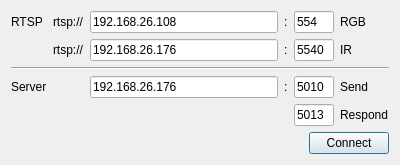
daniil445/aerial_warden, file conn_settings.ui: the form before one commit.
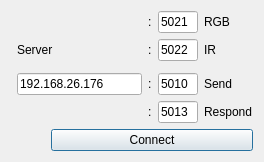
The form after the commit.

What changed in the file:
```diff
--- a/conn_settings.ui
+++ b/conn_settings.ui
@@ -6,73 +6,43 @@
    <rect>
     <x>0</x>
     <y>0</y>
-    <width>400</width>
-    <height>165</height>
+    <width>264</width>
+    <height>159</height>
    </rect>
   </property>
   <property name="windowTitle">
    <string>Connection</string>
   </property>
   <layout class="QGridLayout" name="gridLayout">
-   <item row="0" column="0">
-    <widget class="QLabel" name="label_2">
+   <item row="3" column="2">
+    <widget class="QLabel" name="label_6">
      <property name="text">
-      <string>RTSP</string>
+      <string>:</string>
      </property>
     </widget>
    </item>
    <item row="0" column="2">
-    <widget class="QLineEdit" name="url_cam_RGB">
+    <widget class="QLabel" name="label_4">
      <property name="text">
-      <string>192.168.26.108</string>
+      <string>:</string>
      </property>
     </widget>
    </item>
-   <item row="3" column="4">
-    <widget class="QLineEdit" name="port_meta">
-     <property name="maximumSize">
-      <size>
-       <width>40</width>
-       <height>16777215</height>
-      </size>
-     </property>
-     <property name="text">
-      <string>5010</string>
-     </property>
-     <property name="maxLength">
-      <number>5</number>
-     </property>
-    </widget>
-   </item>
-   <item row="1" column="2">
-    <widget class="QLineEdit" name="url_cam_IR">
-     <property name="text">
-      <string>192.168.26.176</string>
-     </property>
-    </widget>
-   </item>
-   <item row="1" column="5">
+   <item row="1" column="4">
     <widget class="QLabel" name="label_11">
      <property name="text">
       <string>IR</string>
      </property>
     </widget>
    </item>
-   <item row="1" column="3">
-    <widget class="QLabel" name="label_9">
+   <item row="3" column="1">
+    <widget class="QLineEdit" name="url_main">
      <property name="text">
-      <string>:</string>
+      <string>192.168.26.176</string>
      </property>
     </widget>
    </item>
    <item row="0" column="3">
-    <widget class="QLabel" name="label_4">
-     <property name="text">
-      <string>:</string>
-     </property>
-    </widget>
-   </item>
-   <item row="0" column="4">
     <widget class="QLineEdit" name="port_cam_RGB">
      <property name="maximumSize">
       <size>
@@ -81,14 +51,14 @@
       </size>
      </property>
      <property name="text">
-      <string>554</string>
+      <string>5021</string>
      </property>
      <property name="maxLength">
       <number>5</number>
      </property>
     </widget>
    </item>
-   <item row="4" column="4">
+   <item row="4" column="3">
     <widget class="QLineEdit" name="port_meta_reciever">
      <property name="maximumSize">
       <size>
@@ -104,28 +74,7 @@
      </property>
     </widget>
    </item>
-   <item row="0" column="1">
-    <widget class="QLabel" name="label">
-     <property name="text">
-      <string>rtsp://</string>
-     </property>
-    </widget>
-   </item>
-   <item row="1" column="1">
-    <widget class="QLabel" name="label_7">
-     <property name="text">
-      <string>rtsp://</string>
-     </property>
-    </widget>
-   </item>
-   <item row="3" column="0">
-    <widget class="QLabel" name="label_3">
-     <property name="text">
-      <string>Server</string>
-     </property>
-    </widget>
-   </item>
-   <item row="1" column="4">
+   <item row="1" column="3">
     <widget class="QLineEdit" name="port_cam_IR">
      <property name="maximumSize">
       <size>
@@ -134,34 +83,40 @@
       </size>
      </property>
      <property name="text">
-      <string>5540</string>
+      <string>5022</string>
      </property>
      <property name="maxLength">
       <number>5</number>
      </property>
     </widget>
    </item>
-   <item row="0" column="5">
-    <widget class="QLabel" name="label_10">
+   <item row="1" column="2">
+    <widget class="QLabel" name="label_9">
      <property name="text">
-      <string>RGB</string>
+      <string>:</string>
      </property>
     </widget>
    </item>
    <item row="3" column="3">
-    <widget class="QLabel" name="label_6">
+    <widget class="QLineEdit" name="port_meta">
+     <property name="maximumSize">
+      <size>
+       <width>40</width>
+       <height>16777215</height>
+      </size>
+     </property>
      <property name="text">
-      <string>:</string>
+      <string>5010</string>
+     </property>
+     <property name="maxLength">
+      <number>5</number>
      </property>
     </widget>
    </item>
-   <item row="5" column="0" colspan="6">
+   <item row="5" column="0" colspan="5">
     <layout class="QHBoxLayout" name="horizontalLayout">
      <item>
       <spacer name="horizontalSpacer">
-       <property name="orientation">
-        <enum>Qt::Orientation::Horizontal</enum>
-       </property>
        <property name="sizeHint" stdset="0">
         <size>
          <width>40</width>
@@ -179,31 +134,45 @@
      </item>
     </layout>
    </item>
-   <item row="3" column="2">
-    <widget class="QLineEdit" name="url_main">
+   <item row="3" column="4">
+    <widget class="QLabel" name="label_12">
      <property name="text">
-      <string>192.168.26.176</string>
+      <string>Send</string>
      </property>
     </widget>
    </item>
-   <item row="2" column="0" colspan="6">
+   <item row="0" column="4">
+    <widget class="QLabel" name="label_10">
+     <property name="text">
+      <string>RGB</string>
+     </property>
+    </widget>
+   </item>
+   <item row="2" column="0" colspan="5">
     <widget class="Line" name="line">
      <property name="orientation">
-      <enum>Qt::Orientation::Horizontal</enum>
+      <enum>Qt::Vertical</enum>
      </property>
     </widget>
    </item>
-   <item row="4" column="5">
+   <item row="4" column="4">
     <widget class="QLabel" name="label_8">
      <property name="text">
       <string>Respond</string>
      </property>
     </widget>
    </item>
-   <item row="3" column="5">
-    <widget class="QLabel" name="label_12">
+   <item row="1" column="1">
+    <widget class="QLabel" name="label_3">
      <property name="text">
-      <string>Send</string>
+      <string>Server</string>
+     </property>
+    </widget>
+   </item>
+   <item row="4" column="2">
+    <widget class="QLabel" name="label_7">
+     <property name="text">
+      <string>:</string>
      </property>
     </widget>
    </item>
```
